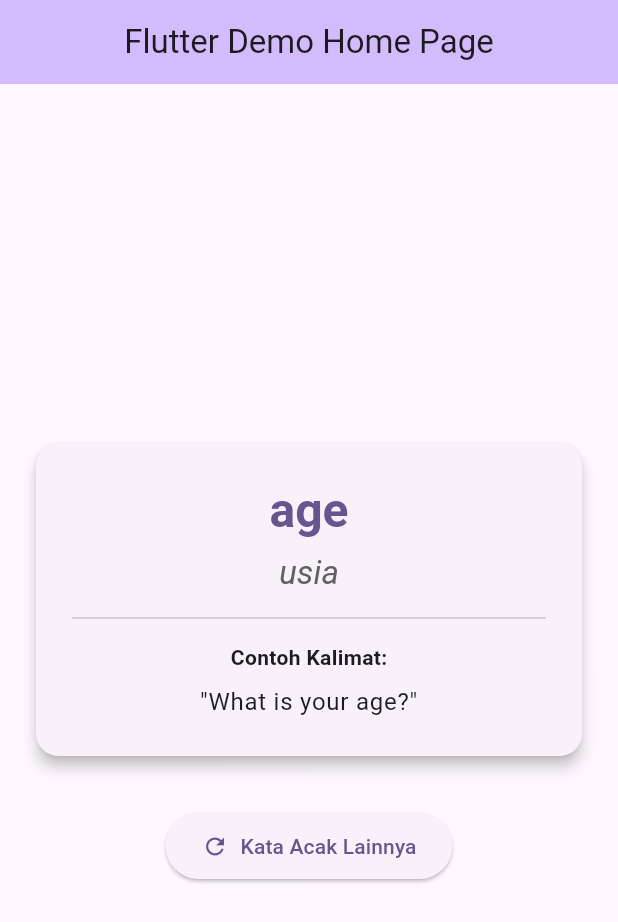
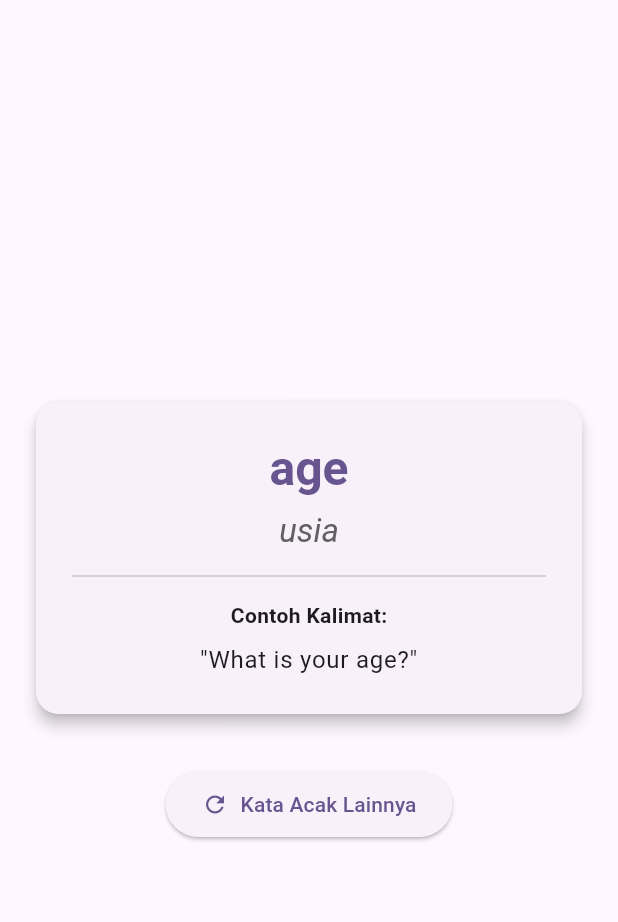
Before and after one commit to Gansputra/FluentId, a Flutter app: the screen it shows after launch, on a phone screen of 412 x 824 dp. Shown: the top 922 px of the screen. Run offline on Flutter 3.47's test engine with Material 3 defaults, Android fonts, the light colour scheme and no system bars.

Commit message:
menghilangkan appbar demo

```diff
--- a/lib/main.dart
+++ b/lib/main.dart
@@ -15,7 +15,7 @@ class MyApp extends StatelessWidget {
       theme: ThemeData(
         colorScheme: ColorScheme.fromSeed(seedColor: Colors.deepPurple),
       ),
-      home: const HomeScreen(title: 'Flutter Demo Home Page'),
+      home: const HomeScreen(),
     );
   }
 }
--- a/lib/screens/home_screen.dart
+++ b/lib/screens/home_screen.dart
@@ -4,9 +4,7 @@ import '../models/vocab.dart';
 import '../services/vocab_service.dart';
 
 class HomeScreen extends StatefulWidget {
-  const HomeScreen({super.key, required this.title});
-
-  final String title;
+  const HomeScreen({super.key});
 
   @override
   State<HomeScreen> createState() => _HomeScreenState();
@@ -34,11 +32,6 @@ class _HomeScreenState extends State<HomeScreen> {
   @override
   Widget build(BuildContext context) {
     return Scaffold(
-      appBar: AppBar(
-        backgroundColor: Theme.of(context).colorScheme.inversePrimary,
-        title: Text(widget.title),
-        centerTitle: true,
-      ),
       body: FutureBuilder<List<Vocab>>(
         future: _vocabFuture,
         builder: (context, snapshot) {
```
